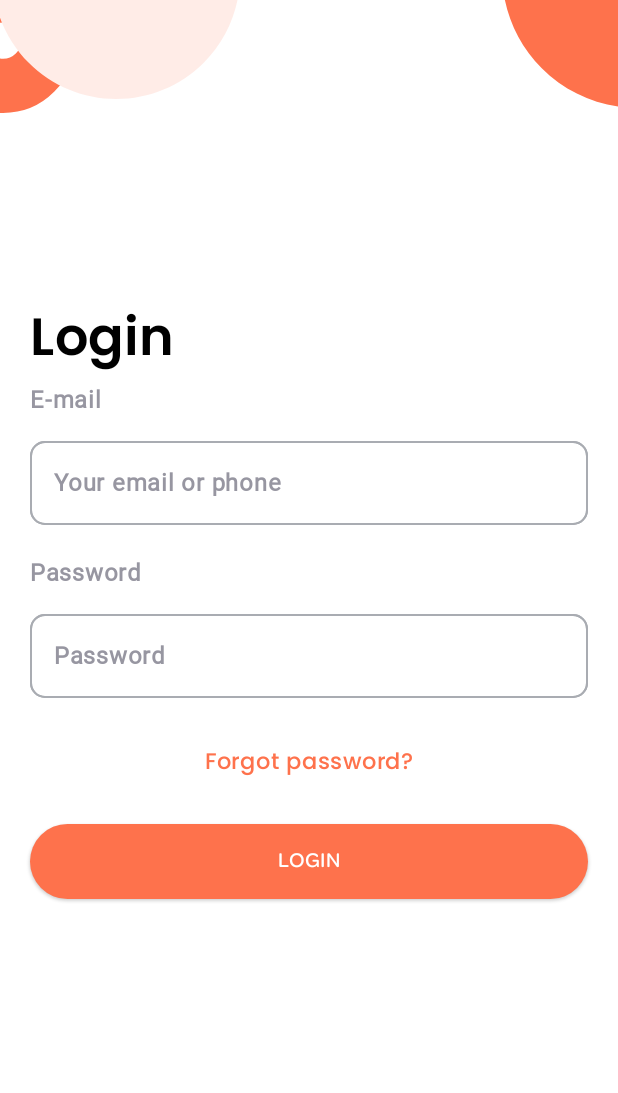
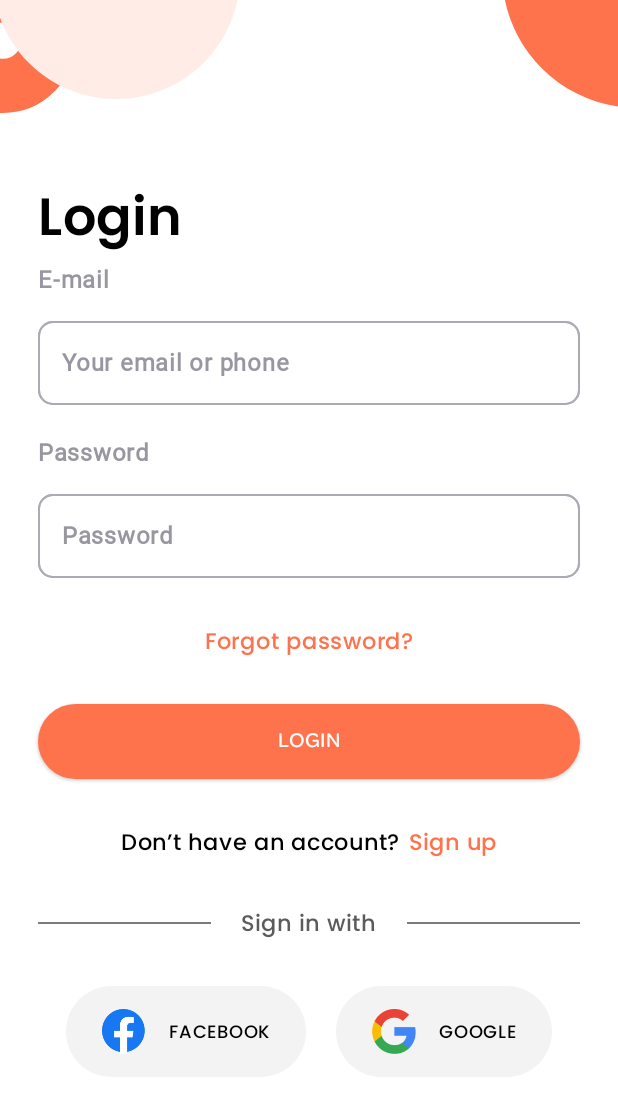
Before and after one commit to mhmdsalem33/food_app, an Android app built with Jetpack Compose: the LoginScreen screen opened through its navigation route, on a phone screen of 412 x 824 dp. Shown: the top 1093 px of the screen. Run offline under Robolectric (Android 15) with nearby library versions, the phone set to English and light mode, and no system bars; Roboto replaces fonts that are not available here.

Commit message:
complete login screen

```diff
--- a/app/src/main/AndroidManifest.xml
+++ b/app/src/main/AndroidManifest.xml
@@ -23,6 +23,7 @@
             android:exported="true"
             android:label="@string/app_name"
             android:theme="@style/Theme.StartApp"
+            android:windowSoftInputMode="adjustResize"
             >
 
             <intent-filter>
--- a/app/src/main/java/com/salem/foodapp/presentation/ui/activity/screens/auth/login/LoginScreen.kt
+++ b/app/src/main/java/com/salem/foodapp/presentation/ui/activity/screens/auth/login/LoginScreen.kt
@@ -1,12 +1,16 @@
 package com.salem.foodapp.presentation.ui.activity.screens.auth.login
 
+import android.util.Log
 import androidx.compose.foundation.Image
 import androidx.compose.foundation.background
 import androidx.compose.foundation.clickable
+import androidx.compose.foundation.layout.Arrangement
 import androidx.compose.foundation.layout.Box
 import androidx.compose.foundation.layout.Column
+import androidx.compose.foundation.layout.Row
 import androidx.compose.foundation.layout.fillMaxSize
 import androidx.compose.foundation.layout.fillMaxWidth
+import androidx.compose.foundation.layout.imePadding
 import androidx.compose.foundation.layout.padding
 import androidx.compose.foundation.rememberScrollState
 import androidx.compose.foundation.verticalScroll
@@ -14,6 +18,7 @@ import androidx.compose.material.icons.Icons
 import androidx.compose.material.icons.filled.Clear
 import androidx.compose.material.icons.filled.Visibility
 import androidx.compose.material.icons.filled.VisibilityOff
+import androidx.compose.material3.Divider
 import androidx.compose.material3.Text
 import androidx.compose.runtime.Composable
 import androidx.compose.runtime.getValue
@@ -45,10 +50,13 @@ import com.salem.foodapp.presentation.ui.theme.poppinsSemiBold
 import com.salem.foodapp.presentation.widgets.CustomOutlinedTextField
 import com.salem.foodapp.presentation.widgets.TextSofiaPro
 import com.salem.foodapp.presentation.widgets.buttons.LoadingButton
+import com.salem.foodapp.presentation.widgets.buttons.SocialMediaLogin
 import com.salem.foodapp.presentation.widgets.spaces.SpaceHeight15
 import com.salem.foodapp.presentation.widgets.spaces.SpaceHeight20
 import com.salem.foodapp.presentation.widgets.spaces.SpaceHeight30
 import com.salem.foodapp.presentation.widgets.spaces.SpaceHeight5
+import com.salem.foodapp.presentation.widgets.spaces.SpaceWidth20
+import com.salem.foodapp.presentation.widgets.spaces.SpaceWidth5
 
 @Composable
 fun LoginScreen(navController: NavHostController ? = null ) {
@@ -65,9 +73,11 @@ fun LoginScreen(navController: NavHostController ? = null ) {
     )
 
     Box(
-        modifier = Modifier.fillMaxSize()
+        modifier = Modifier
+            .fillMaxSize()
             .verticalScroll(rememberScrollState)
             .background(Color.White)
+            .imePadding() // for enable scroll when keyboard is opened
     )
     {
 
@@ -95,7 +105,7 @@ fun LoginScreen(navController: NavHostController ? = null ) {
         Column(
             modifier = Modifier
                 .fillMaxSize()
-                .padding(start = 20.dp, end = 20.dp, top = 200.dp),
+                .padding(start = 25.dp, end = 25.dp, top = 120.dp),
 //            verticalArrangement = Arrangement.Center
         )
         {
@@ -181,22 +191,18 @@ fun LoginScreen(navController: NavHostController ? = null ) {
                     localFocusManager.clearFocus()
                 }
             )
-
-
             SpaceHeight30()
 
 
             Text(
-                text = "Forgot password?",
+                text = stringResource(id = R.string.forget_password),
                 modifier = Modifier.align(Alignment.CenterHorizontally),
                 fontFamily = poppinsMedium(),
                 color = colorResource(id = R.color.orange),
                 fontSize = 15.sp
-
             )
 
             SpaceHeight30()
-
 
             var loadingLoginButtonState by remember { mutableStateOf(false) }
 
@@ -207,10 +213,83 @@ fun LoginScreen(navController: NavHostController ? = null ) {
 
             SpaceHeight30()
 
+            // don't have an account || sign up
+
+            Row (
+                modifier = Modifier.fillMaxWidth() ,
+                horizontalArrangement = Arrangement.Center
+                ){
+                Text(
+                    text = stringResource(id = R.string.dont_have_account),
+                    fontFamily = poppinsMedium(),
+                    color = colorResource(id = R.color.black),
+                    fontSize = 15.sp
+                )
+
+                SpaceWidth5()
+
+                Text(
+                    text = stringResource(id = R.string.sign_up),
+                    fontFamily = poppinsMedium(),
+                    color = colorResource(id = R.color.orange),
+                    fontSize = 15.sp
+                )
+            }
+            SpaceHeight30()
+
+            Row (
+                modifier = Modifier.fillMaxWidth(),
+                verticalAlignment = Alignment.CenterVertically
+            ){
+                Divider(
+                    modifier = Modifier.weight(1f)
+                )
+
+                SpaceWidth20()
+
+                // sign in with
+                Text(
+                    text = stringResource(id = R.string.sign_in_with),
+                    fontFamily = poppinsMedium(),
+                    color = colorResource(id = R.color.gray_6),
+                    fontSize = 15.sp,
+                )
+                SpaceWidth20()
+
+                Divider(
+                    modifier = Modifier.weight(1f)
+                )
+            }
+            SpaceHeight30()
+
+
+            Row (
+                modifier = Modifier.fillMaxWidth(),
+                horizontalArrangement = Arrangement.Center
+                ){
+                // sign in with facebook
+                SocialMediaLogin(
+                    textName = stringResource(id = R.string.face_book_capital),
+                    icon = R.drawable.face_book_icon,
+                    onClick = {
+                        Log.e("testApp" , "click on facebook")
+                    }
+                )
+
+                SpaceWidth20()
+                // sign in with google
+
+                SocialMediaLogin(
+                    textName = stringResource(id = R.string.google_capital),
+                    icon = R.drawable.google_icon,
+                    onClick = {
+                        Log.e("testApp" , "click on google")
+                    }
+                )
+            }
+            SpaceHeight30()
         }
-
     }
-
 }
 
 
--- /dev/null
+++ b/app/src/main/java/com/salem/foodapp/presentation/widgets/buttons/LoginSocialMediaButton.kt
@@ -0,0 +1,78 @@
+package com.salem.foodapp.presentation.widgets.buttons
+
+import androidx.compose.foundation.Image
+import androidx.compose.foundation.background
+import androidx.compose.foundation.clickable
+import androidx.compose.foundation.interaction.MutableInteractionSource
+import androidx.compose.foundation.layout.PaddingValues
+import androidx.compose.foundation.layout.Row
+import androidx.compose.foundation.layout.padding
+import androidx.compose.foundation.layout.size
+import androidx.compose.foundation.layout.wrapContentWidth
+import androidx.compose.foundation.shape.CircleShape
+import androidx.compose.material3.Text
+import androidx.compose.runtime.Composable
+import androidx.compose.runtime.remember
+import androidx.compose.ui.Alignment
+import androidx.compose.ui.Modifier
+import androidx.compose.ui.draw.clip
+import androidx.compose.ui.res.colorResource
+import androidx.compose.ui.res.painterResource
+import androidx.compose.ui.res.stringResource
+import androidx.compose.ui.tooling.preview.Preview
+import androidx.compose.ui.unit.dp
+import androidx.compose.ui.unit.sp
+import com.salem.foodapp.R
+import com.salem.foodapp.presentation.ui.theme.poppinsMedium
+import com.salem.foodapp.presentation.widgets.spaces.SpaceWidth15
+
+@Composable
+fun SocialMediaLogin(
+  textName : String = stringResource(id = R.string.face_book_capital),
+  icon : Int   = R.drawable.face_book_icon,
+  onClick  : ()  -> Unit = {}
+){
+
+    val interactionSource = remember { MutableInteractionSource() }
+
+    Row(
+        modifier = Modifier
+            .wrapContentWidth()
+            .clip(CircleShape)
+            .background(colorResource(id = R.color.gray_8))
+            .padding(PaddingValues(horizontal = 23.dp, vertical = 15.dp))
+            .clickable(
+                interactionSource = interactionSource,
+                indication = null
+            ) {
+                onClick()
+            }
+        ,
+        verticalAlignment = Alignment.CenterVertically
+        )
+
+    {
+
+        Image(
+            modifier = Modifier.size(30.dp),
+            painter = painterResource(id = icon ),
+            contentDescription =  "",
+
+        )
+        SpaceWidth15()
+
+        Text(
+            text = textName ,
+            fontFamily = poppinsMedium(),
+            color = colorResource(id = R.color.black),
+            fontSize = 12.sp,
+        )
+    }
+}
+
+
+@Composable
+@Preview
+fun SocialMediaLoginPreview(){
+    SocialMediaLogin()
+}
--- /dev/null
+++ b/app/src/main/java/com/salem/foodapp/presentation/widgets/spaces/Spaces_Width.kt
@@ -0,0 +1,26 @@
+package com.salem.foodapp.presentation.widgets.spaces
+
+import androidx.compose.foundation.layout.Spacer
+import androidx.compose.foundation.layout.height
+import androidx.compose.foundation.layout.width
+import androidx.compose.runtime.Composable
+import androidx.compose.ui.Modifier
+import androidx.compose.ui.unit.dp
+
+
+@Composable
+fun SpaceWidth5() =  Spacer(modifier = Modifier.width(5.dp))
+@Composable
+fun SpaceWidth10() =  Spacer(modifier = Modifier.width(10.dp))
+
+@Composable
+fun SpaceWidth15() =  Spacer(modifier = Modifier.width(15.dp))
+@Composable
+fun SpaceWidth20() =  Spacer(modifier = Modifier.width(20.dp))
+
+@Composable
+fun SpaceWidth25() =  Spacer(modifier = Modifier.width(25.dp))
+
+
+@Composable
+fun SpaceWidth30() =  Spacer(modifier = Modifier.width(30.dp))
--- a/app/src/main/res/values/colors.xml
+++ b/app/src/main/res/values/colors.xml
@@ -17,5 +17,8 @@
     <color name="gray_3">#70757F</color>
     <color name="gray_4">#9796A1</color>
     <color name="gray_5">#EEEEEE</color>
+    <color name="gray_6">#5B5B5E</color>
+    <color name="gray_7">#7AEEEEEE</color>
+    <color name="gray_8">#B0EEEEEE</color>
 
 </resources>
--- a/app/src/main/res/values/strings.xml
+++ b/app/src/main/res/values/strings.xml
@@ -8,4 +8,10 @@
     <string name="email">E-mail</string>
     <string name="your_email_or_phone">Your email or phone</string>
     <string name="password">Password</string>
+    <string name="forget_password">Forgot password?</string>
+    <string name="dont_have_account">Don’t have an account?</string>
+    <string name="sign_up">Sign up</string>
+    <string name="sign_in_with">Sign in with</string>
+    <string name="face_book_capital">FACEBOOK</string>
+    <string name="google_capital">GOOGLE</string>
 </resources>
```
Also changed, not shown: app/src/main/res/drawable/face_book_icon.png (added), app/src/main/res/drawable/google_icon.png (added).
